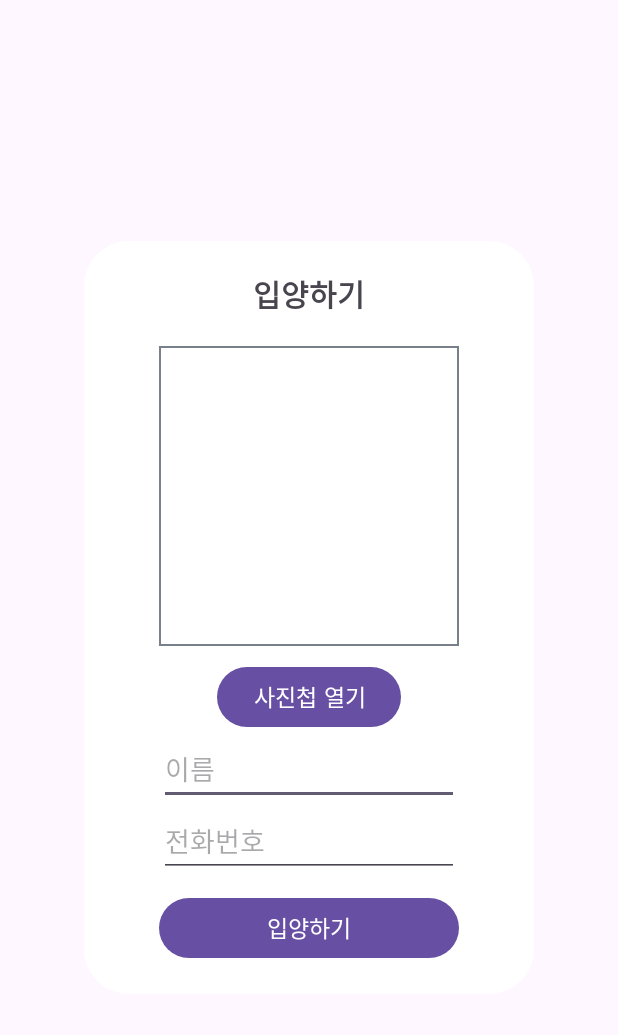
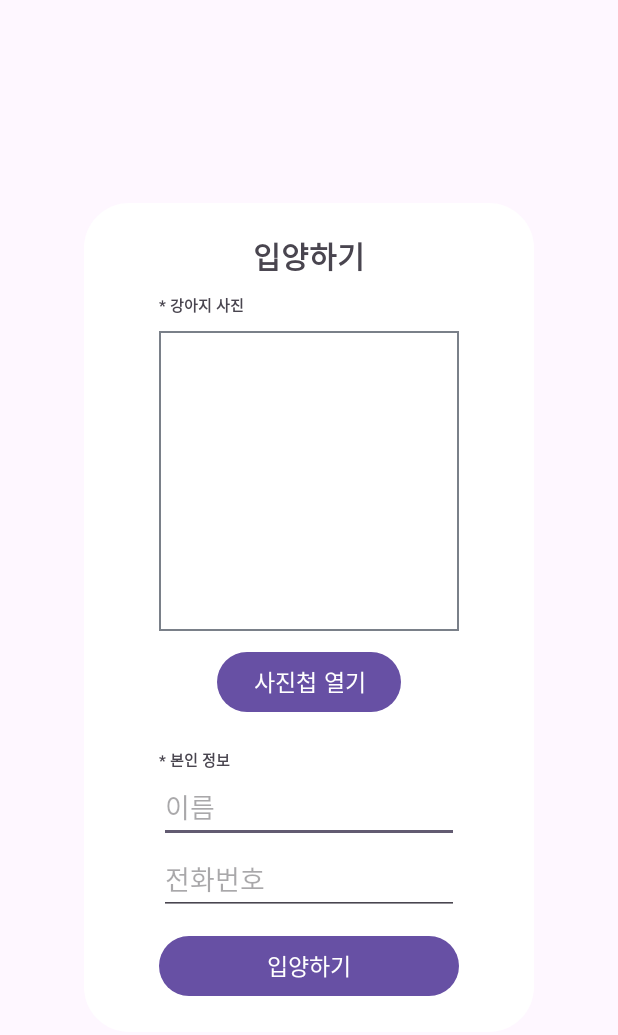
Before and after one commit to jooyoung9939/kjy_nsh, an Android app: the layout adopt_dialog.xml on its own in the app's theme, with its tools: preview values and no code run, on a phone screen of 412 x 824 dp. Shown: the top 1035 px of the screen. Run offline under Robolectric (Android 15) with nearby library versions, the phone set to English and light mode, and no system bars.

Commit message:
1월1일 진짜 집가자

```diff
--- a/app/src/main/res/layout/adopt_dialog.xml
+++ b/app/src/main/res/layout/adopt_dialog.xml
@@ -17,8 +17,14 @@
         android:textStyle="bold"
         android:layout_marginVertical="10dp"
         android:text="입양하기"/>
+    <TextView
+        android:layout_width="match_parent"
+        android:layout_height="wrap_content"
+        android:textSize="10dp"
+        android:textStyle="bold"
+        android:text="* 강아지 사진"/>
 
-    <ImageButton
+    <ImageView
         android:id="@+id/dogImage"
         android:background="@drawable/square_background_border_black"
         android:layout_width="200dp"
@@ -30,7 +36,15 @@
         android:layout_width="wrap_content"
         android:layout_height="wrap_content"
         android:text="사진첩 열기"
-        android:textSize="15sp" />
+        android:textSize="15sp"
+        android:layout_marginBottom="20dp"/>
+
+    <TextView
+        android:layout_width="match_parent"
+        android:layout_height="wrap_content"
+        android:textSize="10dp"
+        android:textStyle="bold"
+        android:text="* 본인 정보"/>
 
     <EditText
         android:id="@+id/name1"
```
